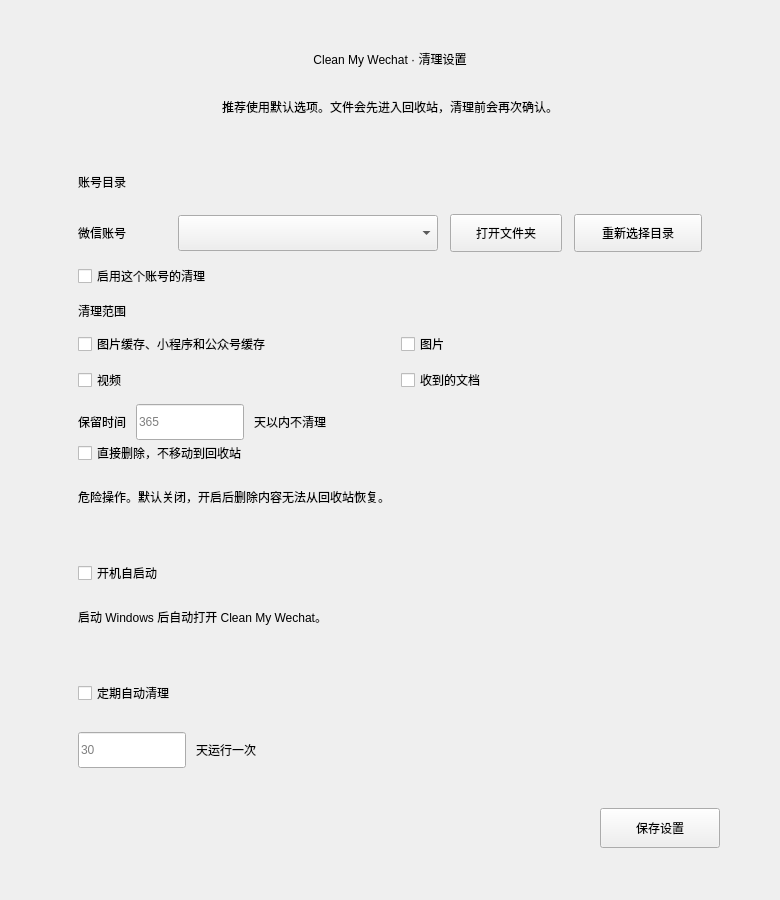
blackboxo/CleanMyWechat, file images/config.ui: the form before one commit.
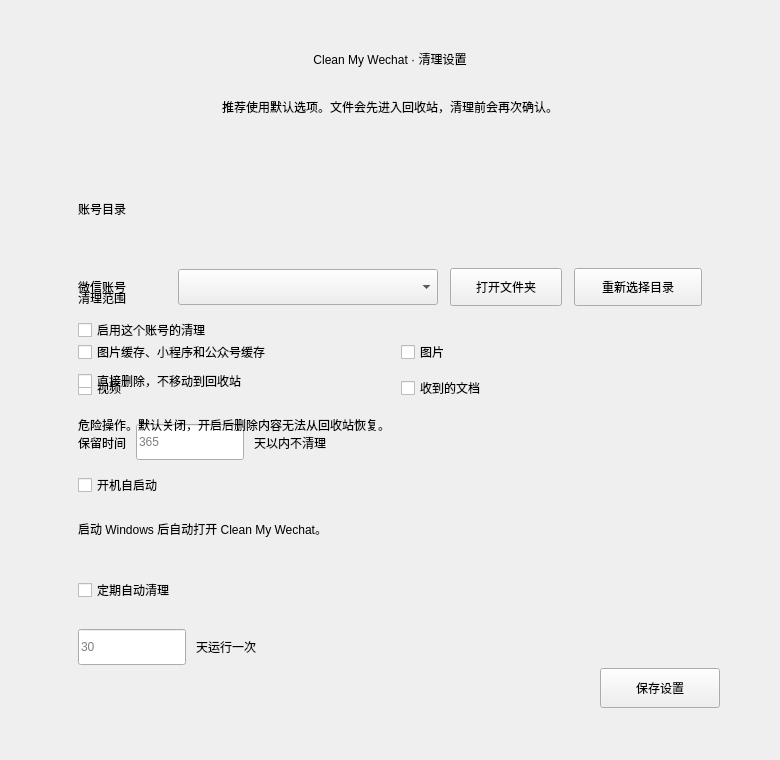
The form after the commit. Icons and pictures are not drawn.

Commit message: Make settings page scrollable

What changed in the file:
```diff
--- a/images/config.ui
+++ b/images/config.ui
@@ -7,13 +7,13 @@
     <x>0</x>
     <y>0</y>
     <width>780</width>
-    <height>900</height>
+    <height>760</height>
    </rect>
   </property>
   <property name="minimumSize">
    <size>
     <width>780</width>
-    <height>900</height>
+    <height>760</height>
    </size>
   </property>
   <property name="windowTitle">
@@ -201,7 +201,7 @@
          <property name="minimumSize">
           <size>
            <width>0</width>
-           <height>158</height>
+           <height>212</height>
           </size>
          </property>
          <layout class="QVBoxLayout" name="accountSectionLayout">
@@ -301,7 +301,7 @@
          <property name="minimumSize">
           <size>
            <width>0</width>
-           <height>170</height>
+           <height>238</height>
           </size>
          </property>
          <layout class="QVBoxLayout" name="scopeSectionLayout">
```
The commit also changes 1 other file.
